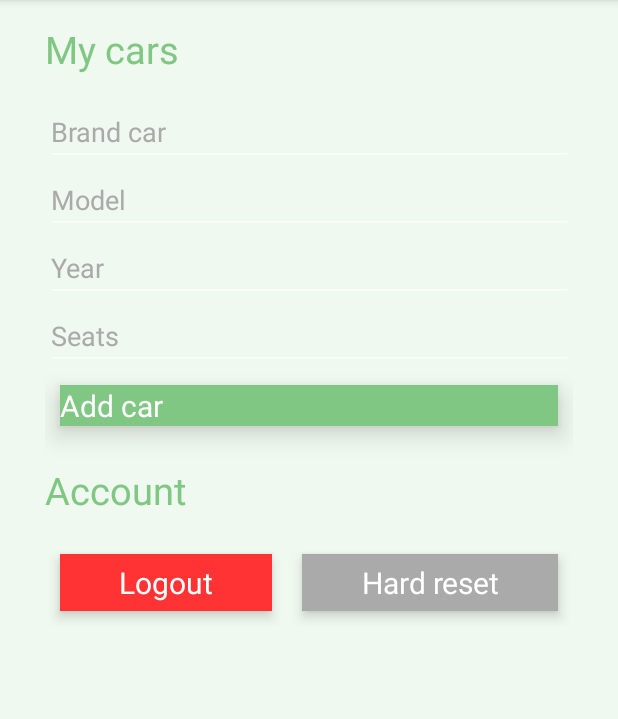
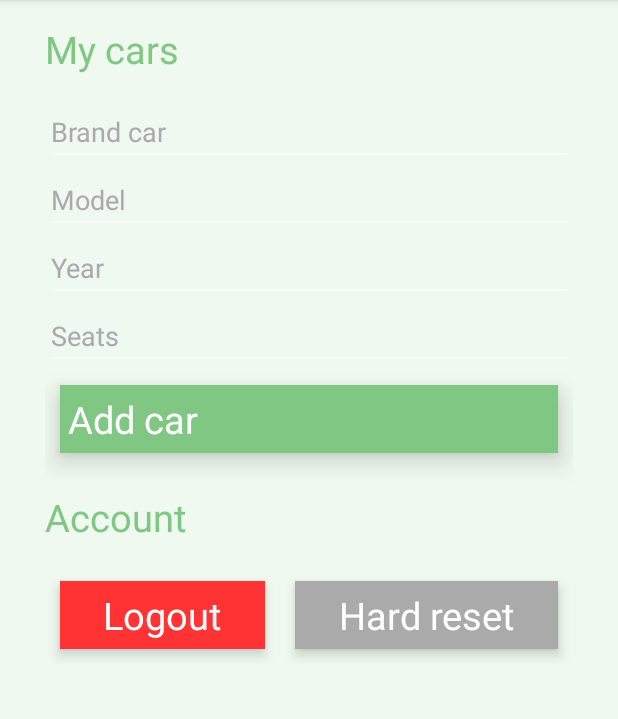
Before and after one commit to TCM5/CheapTrip, an Android app: the fragment ProfileFragment placed in its activity, on a phone screen of 412 x 824 dp, the part 84-803 px from its top. Run offline under Robolectric (Android 15) with nearby library versions, the phone set to English and light mode, and no system bars; our stand-ins replace Volley; libraries missing offline, so code that uses them is left out: com.facebook, com.facebook.login; 2 statements that could not run were skipped.

Commit message:
solving bugs

```diff
--- a/app/src/main/res/layout/fragment_profile.xml
+++ b/app/src/main/res/layout/fragment_profile.xml
@@ -1,4 +1,5 @@
 <RelativeLayout xmlns:android="http://schemas.android.com/apk/res/android"
+    xmlns:app="http://schemas.android.com/apk/res-auto"
     xmlns:tools="http://schemas.android.com/tools"
     android:layout_width="match_parent"
     android:layout_height="match_parent"
@@ -11,6 +12,7 @@
         android:layout_marginLeft="30dp"
         android:layout_marginRight="30dp"
         android:orientation="vertical">
+
 
         <TextView
             android:layout_width="match_parent"
@@ -67,15 +69,16 @@
             android:textColorHint="@android:color/darker_gray" />
 
         <TextView
+            android:id="@+id/fragment_profile_addcar_btn"
             android:layout_width="match_parent"
             android:layout_height="wrap_content"
             android:layout_margin="10dp"
             android:background="@color/green4_cheaptrip"
             android:elevation="10sp"
+            android:padding="5dp"
             android:text="@string/fragment_profile_add_car_tv_txt"
             android:textColor="@color/white"
-            android:textSize="20dp"
-            android:id="@+id/fragment_profile_addcar_btn" />
+            android:textSize="25dp" />
 
 
         <TextView
@@ -106,7 +109,8 @@
                 android:padding="5dp"
                 android:text="@string/fragment_profile_signout_btn_txt"
                 android:textColor="@color/white"
-                android:textSize="20dp" />
+                android:textSize="25dp" />
+
 
             <TextView
                 android:id="@+id/fragment_profile_hardreset_btn"
@@ -120,7 +124,7 @@
                 android:padding="5dp"
                 android:text="@string/fragment_profile_hardreset_btn_txt"
                 android:textColor="@color/white"
-                android:textSize="20dp" />
+                android:textSize="25dp" />
         </LinearLayout>
 
 
```
